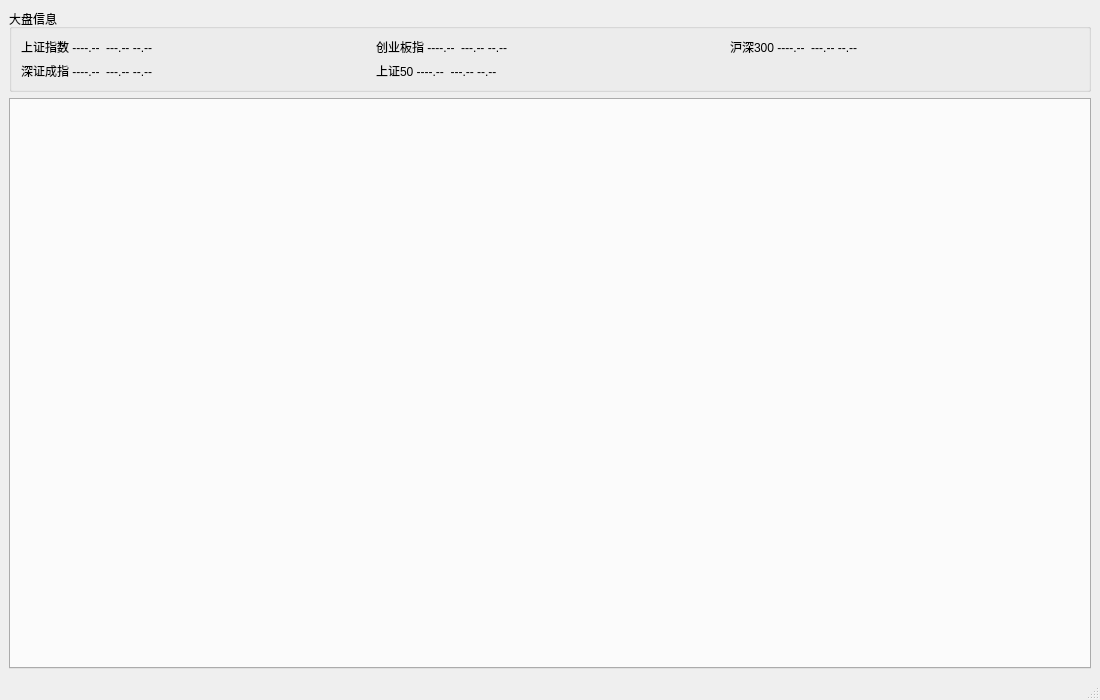
This is src/ui/mainwindow.ui in Ginakira/Funder as Qt 5 draws it before an edit. The edited form follows.
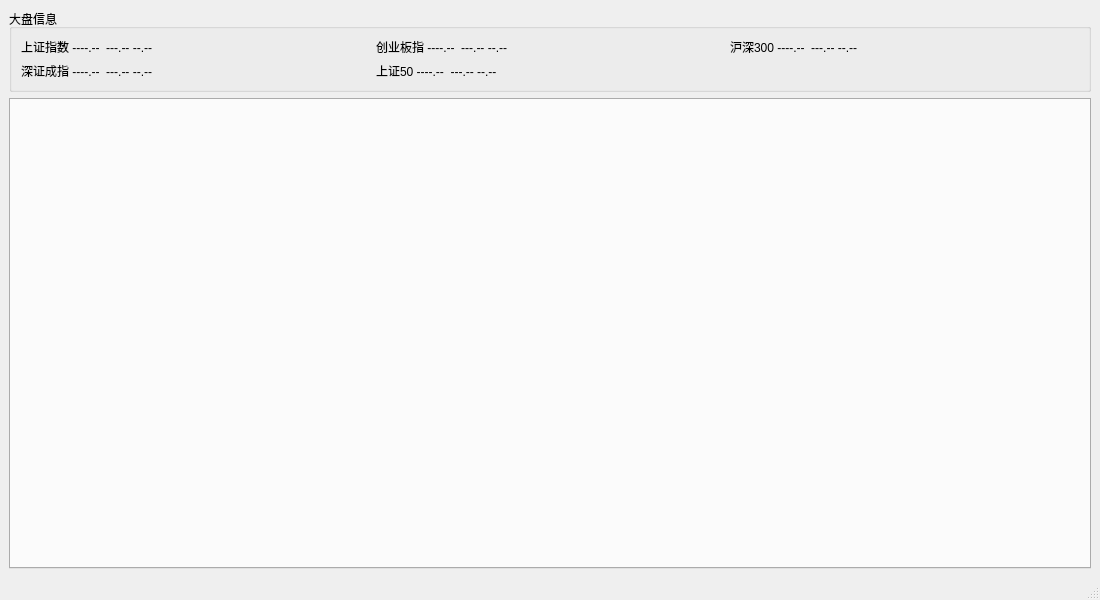
This is the edited form.

Commit message: 调整主窗口最小尺寸

Diff of the .ui file:
```diff
--- a/src/ui/mainwindow.ui
+++ b/src/ui/mainwindow.ui
@@ -7,13 +7,13 @@
     <x>0</x>
     <y>0</y>
     <width>1100</width>
-    <height>700</height>
+    <height>600</height>
    </rect>
   </property>
   <property name="minimumSize">
    <size>
     <width>800</width>
-    <height>700</height>
+    <height>500</height>
    </size>
   </property>
   <property name="windowTitle">
```
